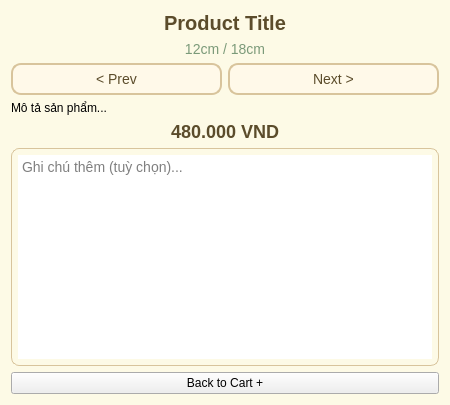
Old version of the form Ui/product_detail_with_slider.ui in the repository duckbumbum301/FinalProject.
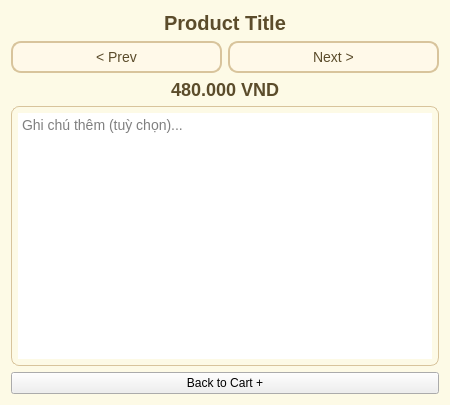
New version of the form.

```diff
--- a/Ui/product_detail_with_slider.ui
+++ b/Ui/product_detail_with_slider.ui
@@ -64,16 +64,6 @@
      </property>
     </widget>
    </item>
-   <item>
-    <widget class="QLabel" name="label_size">
-     <property name="text">
-      <string>12cm / 18cm</string>
-     </property>
-     <property name="alignment">
-      <set>Qt::AlignCenter</set>
-     </property>
-    </widget>
-   </item>
    <item>
     <layout class="QHBoxLayout" name="layout_slider_btn">
      <item>
@@ -92,16 +82,6 @@
      </item>
     </layout>
    </item>
-   <item>
-    <widget class="QLabel" name="label_description">
-     <property name="text">
-      <string>Mô tả sản phẩm...</string>
-     </property>
-     <property name="wordWrap">
-      <bool>true</bool>
-     </property>
-    </widget>
-   </item>
    <item>
     <widget class="QLabel" name="label_price">
      <property name="text">
```
